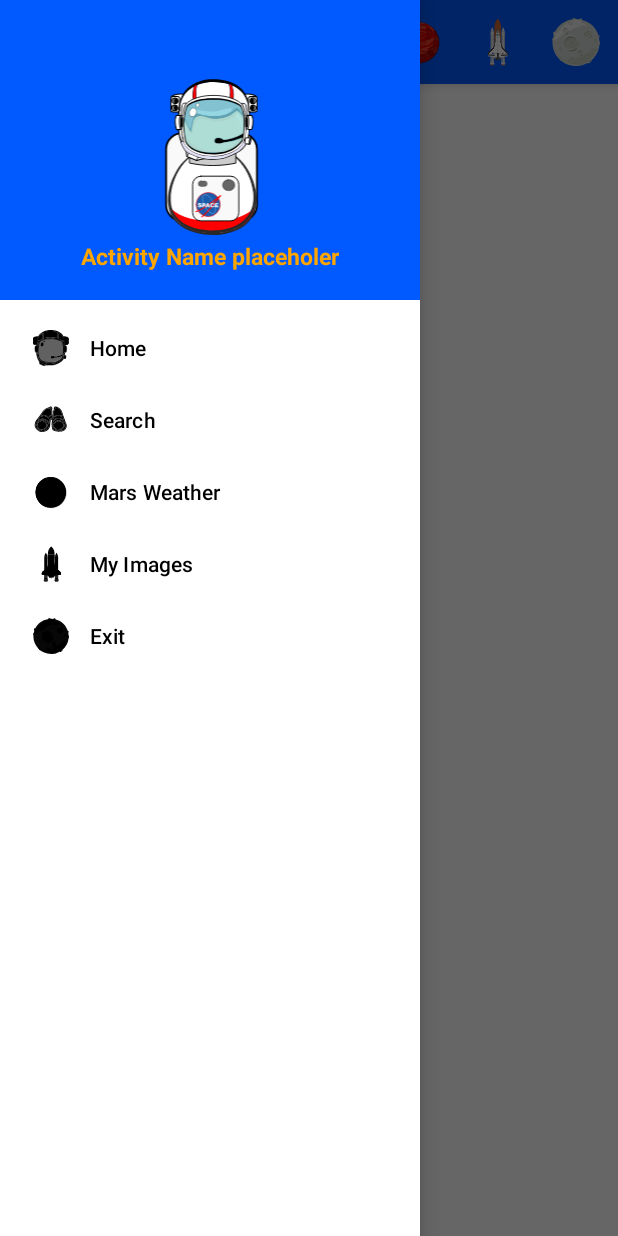
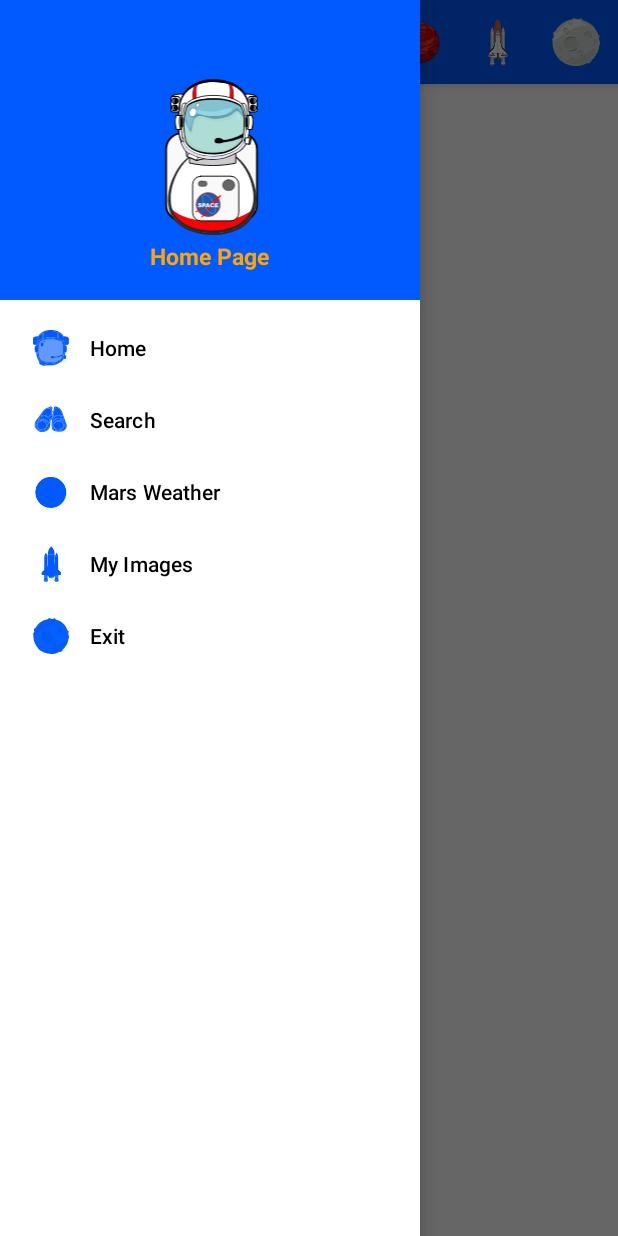
Before and after one commit to ETS-Android1/NASA_Android_App, an Android app: the screen it shows after launch (MainActivity), with the side drawer open, on a phone screen of 412 x 824 dp. Run offline under Robolectric (Android 15) with nearby library versions, the phone set to English and light mode, and no system bars.

Commit message:
changed nav header title to activity name

```diff
--- a/app/src/main/java/com/example/finalproject/MainActivity.java
+++ b/app/src/main/java/com/example/finalproject/MainActivity.java
@@ -11,6 +11,8 @@ import android.os.Bundle;
 import android.view.Menu;
 import android.view.MenuInflater;
 import android.view.MenuItem;
+import android.view.View;
+import android.widget.TextView;
 import android.widget.Toast;
 
 import com.google.android.material.navigation.NavigationView;
@@ -31,6 +33,10 @@ public class MainActivity extends DrawerBaseActivity {
         activityMainBinding = ActivityMainBinding.inflate(getLayoutInflater());
         allocateActivityTitle("Main");
         setContentView(activityMainBinding.getRoot());
+        //set title of nav drawer to activity name
+        final NavigationView navigationView = (NavigationView) findViewById(R.id.nav_view);
+        View headView = navigationView.getHeaderView(0);
+        ((TextView) headView.findViewById(R.id.activityTitle)).setText("Home Page");
 
 
     }
--- a/app/src/main/java/com/example/finalproject/ShowImageActivity.java
+++ b/app/src/main/java/com/example/finalproject/ShowImageActivity.java
@@ -18,6 +18,7 @@ import android.widget.TextView;
 import androidx.cardview.widget.CardView;
 
 import com.example.finalproject.databinding.ActivityShowImageBinding;
+import com.google.android.material.navigation.NavigationView;
 //import com.jgabrielfreitas.core.BlurImageView;
 
 import org.json.JSONObject;
@@ -57,6 +58,10 @@ public class ShowImageActivity extends DrawerBaseActivity {
         activityShowImageBinding = ActivityShowImageBinding.inflate(getLayoutInflater());
         allocateActivityTitle("IOTD");
         setContentView(activityShowImageBinding.getRoot());
+        //set title of nav drawer to activity name
+        final NavigationView navigationView = (NavigationView) findViewById(R.id.nav_view);
+        View headView = navigationView.getHeaderView(0);
+        ((TextView) headView.findViewById(R.id.activityTitle)).setText("View Image");
 
         //Receive date from DatePicker in previous Activity
         Intent receivedDate = getIntent();
--- a/app/src/main/res/layout/activity_drawer_base.xml
+++ b/app/src/main/res/layout/activity_drawer_base.xml
@@ -21,5 +21,6 @@
         android:id="@+id/nav_view"
         app:headerLayout="@layout/main_drawer_header"
         app:menu="@menu/main_drawer_menu"
+        app:itemIconTint="@color/blueComplement"
         />
 </androidx.drawerlayout.widget.DrawerLayout>
--- a/app/src/main/res/layout/main_drawer_header.xml
+++ b/app/src/main/res/layout/main_drawer_header.xml
@@ -18,7 +18,7 @@
         android:id="@+id/activityTitle"
         android:layout_width="wrap_content"
         android:layout_height="wrap_content"
-        android:text="@string/appAct"
+        android:text="@string/activityTitle"
         android:textColor="@color/yellowOrange"
         android:layout_gravity="center"
         android:textSize="15sp"
--- a/app/src/main/res/menu/main_drawer_menu.xml
+++ b/app/src/main/res/menu/main_drawer_menu.xml
@@ -39,7 +39,8 @@
             android:icon="@drawable/ic_moon"
             android:title="@string/exit"
             app:showAsAction="always"
-            android:orderInCategory="5"/>
+            android:orderInCategory="5"
+            />
     </group>
 
 </menu>
--- a/app/src/main/res/values/colors.xml
+++ b/app/src/main/res/values/colors.xml
@@ -9,4 +9,5 @@
     <color name="white">#FFFFFFFF</color>
     <color name="yellowOrange">#ffa500</color>
     <color name="blueComplement">#005aff</color>
+    <color name="transparent">#00FFFFFF</color>
 </resources>
```
Also changed, not shown: app/src/main/java/com/example/finalproject/DashboardActivity.java (+7 -0 lines), app/src/main/java/com/example/finalproject/EnterDateActivity.java (+7 -0 lines), app/src/main/java/com/example/finalproject/LogInActivity.java (+8 -0 lines), app/src/main/java/com/example/finalproject/ShowSavedImageActivity.java (+7 -0 lines).
